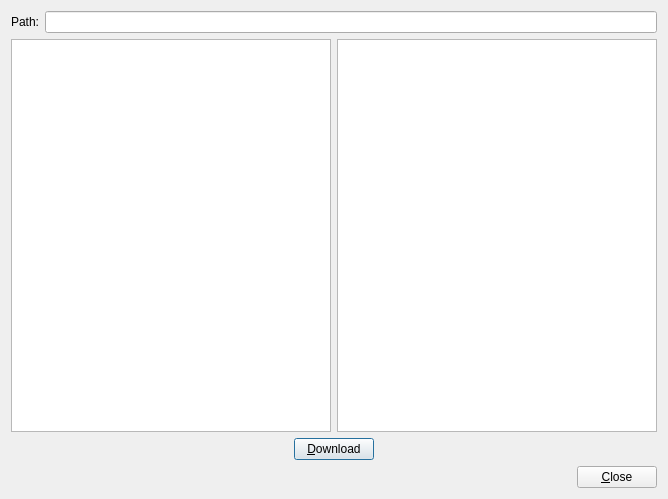
Old version of the form filetransfer.ui in the repository jirislaby/ifoxtrot-qt.
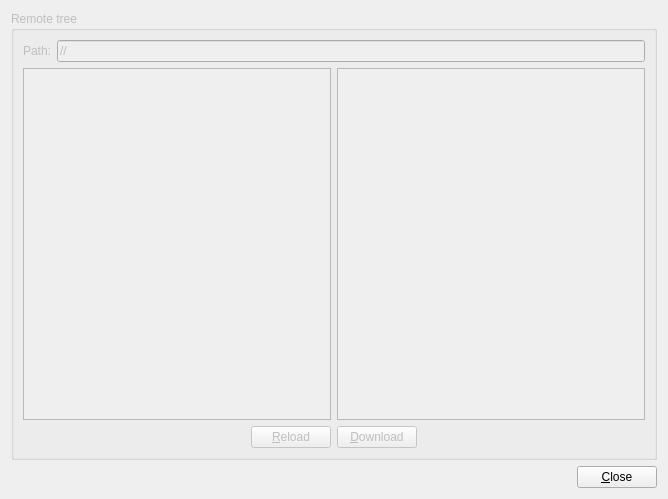
New version of the form.

The edit to the form file:
```diff
--- a/filetransfer.ui
+++ b/filetransfer.ui
@@ -13,6 +13,15 @@
   <property name="windowTitle">
    <string>Dialog</string>
   </property>
+  <layout class="QVBoxLayout" name="verticalLayout_2">
+   <item>
+    <widget class="QGroupBox" name="groupRemote">
+     <property name="enabled">
+      <bool>false</bool>
+     </property>
+     <property name="title">
+      <string>Remote tree</string>
+     </property>
   <layout class="QVBoxLayout" name="verticalLayout">
    <item>
     <layout class="QHBoxLayout" name="horizontalLayout_4">
@@ -25,8 +34,8 @@
      </item>
      <item>
       <widget class="QLineEdit" name="lineEditPath">
-       <property name="readOnly">
-        <bool>true</bool>
+          <property name="text">
+           <string>//</string>
        </property>
       </widget>
      </item>
@@ -35,10 +44,27 @@
    <item>
     <layout class="QHBoxLayout" name="horizontalLayout_2">
      <item>
-      <widget class="QTreeView" name="treeView"/>
+         <widget class="QTreeView" name="treeView">
+          <property name="editTriggers">
+           <set>QAbstractItemView::NoEditTriggers</set>
+          </property>
+          <property name="uniformRowHeights">
+           <bool>true</bool>
+          </property>
+          <property name="headerHidden">
+           <bool>true</bool>
+          </property>
+         </widget>
      </item>
      <item>
-      <widget class="QListView" name="listView"/>
+         <widget class="QPlainTextEdit" name="plainTextEdit">
+          <property name="lineWrapMode">
+           <enum>QPlainTextEdit::NoWrap</enum>
+          </property>
+          <property name="readOnly">
+           <bool>true</bool>
+          </property>
+         </widget>
      </item>
     </layout>
    </item>
@@ -57,6 +83,13 @@
        </property>
       </spacer>
      </item>
+        <item>
+         <widget class="QPushButton" name="butReload">
+          <property name="text">
+           <string>&amp;Reload</string>
+          </property>
+         </widget>
+        </item>
      <item>
       <widget class="QPushButton" name="butDownload">
        <property name="text">
@@ -79,6 +112,9 @@
      </item>
     </layout>
    </item>
+     </layout>
+    </widget>
+   </item>
    <item>
     <layout class="QHBoxLayout" name="horizontalLayout">
      <item>
```
Left out of the diff: 16 changed lines with no effect on the pictures. Lines whose indentation alone changed are shown as unchanged.
